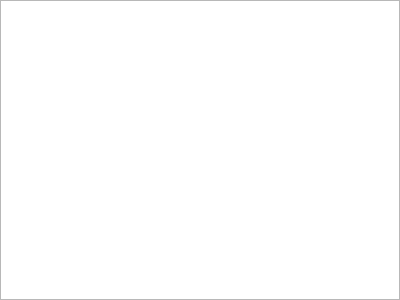
The window that sources/mainwindow/widgetshowhistory.ui (davy7125/polyphone) describes before a commit, drawn with Qt 5.
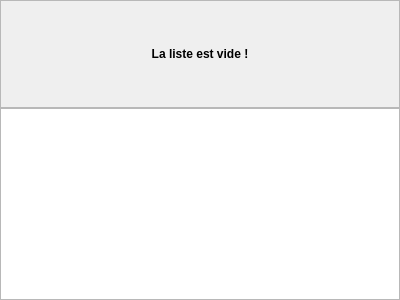
The same window after the commit.

```diff
--- a/sources/mainwindow/widgetshowhistory.ui
+++ b/sources/mainwindow/widgetshowhistory.ui
@@ -26,7 +26,10 @@
    <property name="bottomMargin">
     <number>0</number>
    </property>
-   <item row="0" column="0">
+   <property name="spacing">
+    <number>0</number>
+   </property>
+   <item row="1" column="0">
     <widget class="QListWidget" name="listWidget">
      <property name="verticalScrollMode">
       <enum>QAbstractItemView::ScrollPerPixel</enum>
@@ -36,6 +39,58 @@
      </property>
     </widget>
    </item>
+   <item row="0" column="0">
+    <widget class="QFrame" name="frameNoHistory">
+     <property name="sizePolicy">
+      <sizepolicy hsizetype="Expanding" vsizetype="Expanding">
+       <horstretch>0</horstretch>
+       <verstretch>0</verstretch>
+      </sizepolicy>
+     </property>
+     <property name="frameShape">
+      <enum>QFrame::StyledPanel</enum>
+     </property>
+     <property name="frameShadow">
+      <enum>QFrame::Raised</enum>
+     </property>
+     <layout class="QGridLayout" name="gridLayout_2">
+      <property name="leftMargin">
+       <number>0</number>
+      </property>
+      <property name="topMargin">
+       <number>0</number>
+      </property>
+      <property name="rightMargin">
+       <number>0</number>
+      </property>
+      <property name="bottomMargin">
+       <number>0</number>
+      </property>
+      <item row="0" column="0">
+       <widget class="QLabel" name="label">
+        <property name="sizePolicy">
+         <sizepolicy hsizetype="Expanding" vsizetype="Expanding">
+          <horstretch>0</horstretch>
+          <verstretch>0</verstretch>
+         </sizepolicy>
+        </property>
+        <property name="font">
+         <font>
+          <weight>75</weight>
+          <bold>true</bold>
+         </font>
+        </property>
+        <property name="text">
+         <string>La liste est vide !</string>
+        </property>
+        <property name="alignment">
+         <set>Qt::AlignCenter</set>
+        </property>
+       </widget>
+      </item>
+     </layout>
+    </widget>
+   </item>
   </layout>
  </widget>
  <resources/>
```
